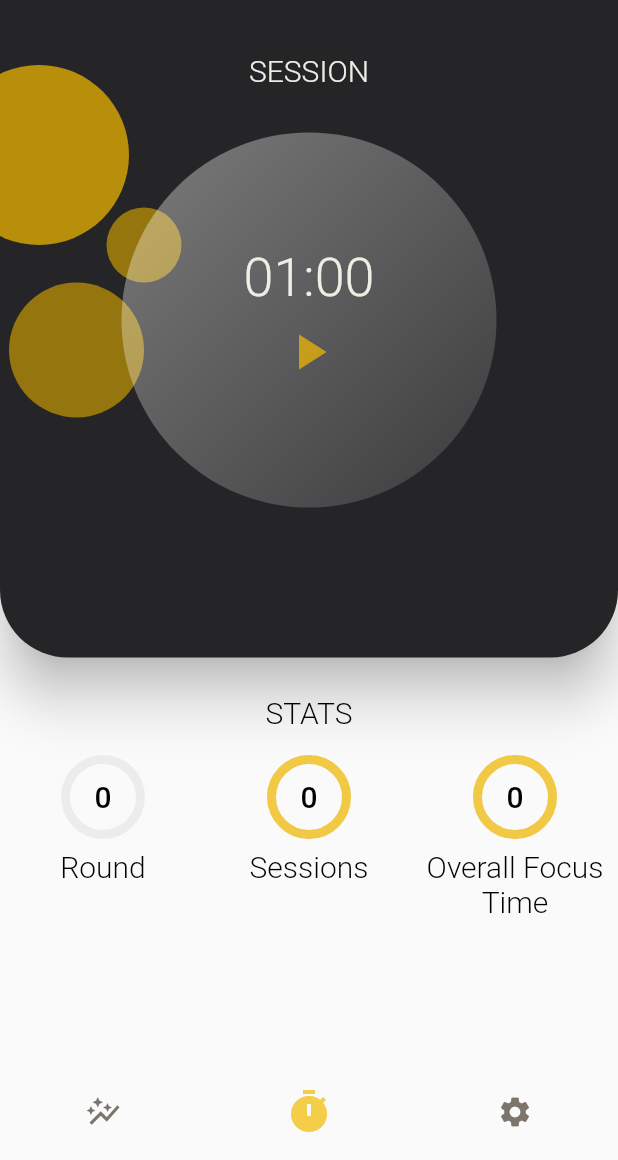
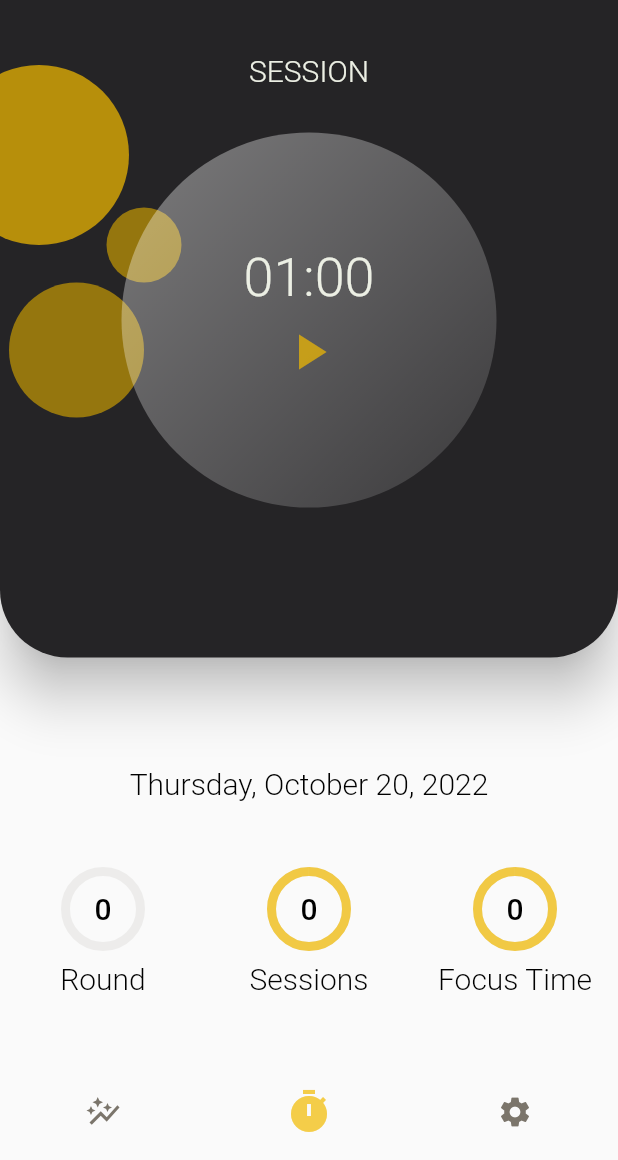
Before and after one commit to franci3/pomodoro-app, a Flutter app: the screen it shows after launch, on a phone screen of 412 x 824 dp, the part 76-1236 px from its top. Run offline on Flutter 3.47's test engine with Material 2 defaults, Android fonts, the phone set to English and light mode, and no system bars; our stand-ins replace audioplayers, flutter_local_notifications, isar, logger; accounts and stored records are empty; generated files the repository leaves out were written again; statements that could not run were skipped.

Commit message:
adds date time string and little bit refactoring

```diff
--- a/lib/l10n/app_de.arb
+++ b/lib/l10n/app_de.arb
@@ -3,7 +3,7 @@
     "breakTitle": "PAUSE",
     "round": "Runde",
     "sessions": "Sessions",
-    "focusTime": "Fokuszeit insgesamt",
+    "focusTime": "Fokuszeit",
     "resetData": "Daten zurücksetzen",
     "notificationBreakTitle": "Kleine Pause",
     "notificationBreakBody": "Sehr gut du hast eine Runde geschafft. Mach 5 Minuten Pause.",
--- a/lib/l10n/app_en.arb
+++ b/lib/l10n/app_en.arb
@@ -3,7 +3,7 @@
     "breakTitle": "BREAK",
     "round": "Round",
     "sessions": "Sessions",
-    "focusTime": "Overall Focus Time",
+    "focusTime": "Focus Time",
     "resetData": "Reset data",
     "notificationBreakTitle": "Short pause",
     "notificationBreakBody": "Nice! Take a short 5 minutes break.",
--- a/lib/screens/home/timer_screen/statistics.dart
+++ b/lib/screens/home/timer_screen/statistics.dart
@@ -1,11 +1,19 @@
 import 'package:flutter/material.dart';
 import 'package:flutter_gen/gen_l10n/app_localizations.dart';
+import 'package:intl/intl.dart';
 import 'package:pomodoro_app/controller/timer_controller.dart';
 import 'package:pomodoro_app/widgets/stats_circle.dart';
 import 'package:provider/provider.dart';
 
 class Statistics extends StatelessWidget {
   const Statistics({Key? key}) : super(key: key);
+
+  String getDayAndDateFormatted(BuildContext context) {
+    final DateTime now = DateTime.now();
+    final String formattedDate =
+        DateFormat.yMMMMEEEEd(AppLocalizations.of(context)?.localeName).format(now);
+    return formattedDate;
+  }
 
   @override
   Widget build(BuildContext context) {
@@ -14,16 +22,19 @@ class Statistics extends StatelessWidget {
         return Padding(
           padding: const EdgeInsets.only(top: 25.0),
           child: Column(
+            mainAxisAlignment: MainAxisAlignment.spaceEvenly,
             children: [
-              const Text(
-                'STATS',
-                style: TextStyle(
-                    fontSize: 20,
-                    color: Colors.black,
-                    fontWeight: FontWeight.w200),
-              ),
-              const Padding(
-                padding: EdgeInsets.symmetric(vertical: 10),
+              Row(
+                mainAxisAlignment: MainAxisAlignment.spaceEvenly,
+                children: [
+                  Text(
+                    getDayAndDateFormatted(context),
+                    style: const TextStyle(
+                        fontSize: 20,
+                        color: Colors.black,
+                        fontWeight: FontWeight.w200),
+                  ),
+                ],
               ),
               Row(
                 mainAxisAlignment: MainAxisAlignment.spaceEvenly,
@@ -48,30 +59,6 @@ class Statistics extends StatelessWidget {
                   )
                 ],
               ),
-              /*Row(
-              mainAxisAlignment: MainAxisAlignment.start,
-              children: [
-                Padding(
-                  padding: const EdgeInsets.only(left: 26.0, top: 20),
-                  child: FlatButton(
-                    onPressed: () {
-                      Get.to(DetailedStatisticsScreen(),
-                          transition: Transition.cupertino
-                      );
-                    },
-                    splashColor: Colors.transparent,
-                    child: Text(
-                      'MORE',
-                      style: TextStyle(
-                          fontSize: 20,
-                          color: PomodoroValues.mainColor,
-                          fontWeight: FontWeight.w400),
-                    ),
-                    color: PomodoroValues.yellowColorOne,
-                  ),
-                ),
-              ],
-            )*/
             ],
           ),
         );
--- a/lib/screens/home/timer_screen/timer_screen.dart
+++ b/lib/screens/home/timer_screen/timer_screen.dart
@@ -10,7 +10,7 @@ class TimerScreen extends StatelessWidget {
     return Column(
       children: const [
         TimerCard(),
-        Statistics(),
+        Expanded(child: Statistics()),
       ],
     );
   }
```
